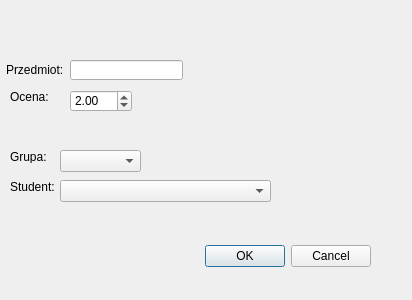
Old version of the form dodaj_ocene_dialog.ui in the repository IPP-Projekt/Uczelnia_z_bibloteka_klas.
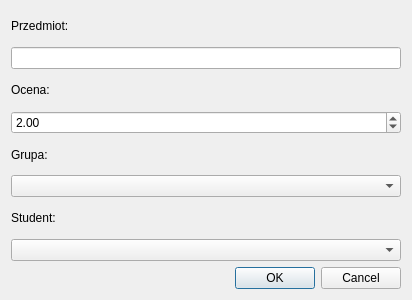
New version of the form.

Commit message: zmiana wyglądu okna dodawania oceny

Patch:
```diff
--- a/dodaj_ocene_dialog.ui
+++ b/dodaj_ocene_dialog.ui
@@ -13,77 +13,26 @@
   <property name="windowTitle">
    <string>Dodaj ocenę</string>
   </property>
-  <widget class="QDialogButtonBox" name="buttonBox">
-   <property name="geometry">
-    <rect>
-     <x>30</x>
-     <y>240</y>
-     <width>341</width>
-     <height>32</height>
-    </rect>
-   </property>
-   <property name="orientation">
-    <enum>Qt::Horizontal</enum>
-   </property>
-   <property name="standardButtons">
-    <set>QDialogButtonBox::Cancel|QDialogButtonBox::Ok</set>
-   </property>
-  </widget>
-  <widget class="QLineEdit" name="lineEditPrzedmiot">
-   <property name="geometry">
-    <rect>
-     <x>70</x>
-     <y>60</y>
-     <width>113</width>
-     <height>20</height>
-    </rect>
-   </property>
-  </widget>
+  <layout class="QVBoxLayout" name="verticalLayout">
+   <item>
   <widget class="QLabel" name="label">
-   <property name="geometry">
-    <rect>
-     <x>6</x>
-     <y>60</y>
-     <width>61</width>
-     <height>20</height>
-    </rect>
-   </property>
    <property name="text">
     <string>Przedmiot:</string>
    </property>
   </widget>
-  <widget class="QLabel" name="label_3">
-   <property name="geometry">
-    <rect>
-     <x>10</x>
-     <y>180</y>
-     <width>47</width>
-     <height>13</height>
-    </rect>
-   </property>
+   </item>
+   <item>
+    <widget class="QLineEdit" name="lineEditPrzedmiot"/>
+   </item>
+   <item>
+    <widget class="QLabel" name="label_4">
    <property name="text">
-    <string>Student:</string>
-   </property>
-  </widget>
-  <widget class="QComboBox" name="comboBox">
-   <property name="geometry">
-    <rect>
-     <x>60</x>
-     <y>180</y>
-     <width>211</width>
-     <height>22</height>
-    </rect>
-   </property>
-  </widget>
+      <string>Ocena:</string>
+     </property>
+    </widget>
+   </item>
+   <item>
   <widget class="QDoubleSpinBox" name="doubleSpinBoxOcena">
-   <property name="geometry">
-    <rect>
-     <x>70</x>
-     <y>90</y>
-     <width>62</width>
-     <height>22</height>
-    </rect>
-   </property>
    <property name="maximum">
     <double>5.000000000000000</double>
    </property>
@@ -94,42 +43,38 @@
     <double>2.000000000000000</double>
    </property>
   </widget>
-  <widget class="QLabel" name="label_4">
-   <property name="geometry">
-    <rect>
-     <x>10</x>
-     <y>90</y>
-     <width>47</width>
-     <height>13</height>
-    </rect>
-   </property>
-   <property name="text">
-    <string>Ocena:</string>
-   </property>
-  </widget>
+   </item>
+   <item>
   <widget class="QLabel" name="label_2">
-   <property name="geometry">
-    <rect>
-     <x>10</x>
-     <y>150</y>
-     <width>47</width>
-     <height>13</height>
-    </rect>
-   </property>
    <property name="text">
     <string>Grupa:</string>
    </property>
   </widget>
-  <widget class="QComboBox" name="comboBoxGrupa">
-   <property name="geometry">
-    <rect>
-     <x>60</x>
-     <y>150</y>
-     <width>81</width>
-     <height>22</height>
-    </rect>
-   </property>
-  </widget>
+   </item>
+   <item>
+    <widget class="QComboBox" name="comboBoxGrupa"/>
+   </item>
+   <item>
+    <widget class="QLabel" name="label_3">
+     <property name="text">
+      <string>Student:</string>
+     </property>
+    </widget>
+   </item>
+   <item>
+    <widget class="QComboBox" name="comboBox"/>
+   </item>
+   <item>
+    <widget class="QDialogButtonBox" name="buttonBox">
+     <property name="orientation">
+      <enum>Qt::Horizontal</enum>
+     </property>
+     <property name="standardButtons">
+      <set>QDialogButtonBox::Cancel|QDialogButtonBox::Ok</set>
+     </property>
+    </widget>
+   </item>
+  </layout>
  </widget>
  <resources/>
  <connections>
```
Lines whose indentation alone changed are shown as unchanged.
